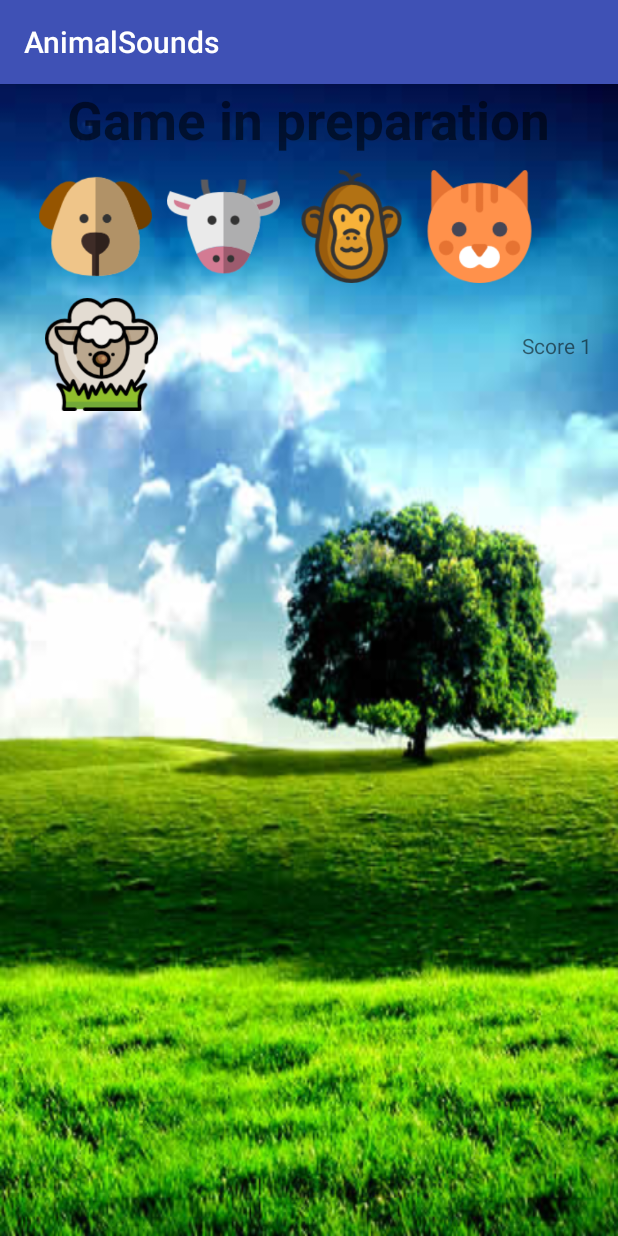
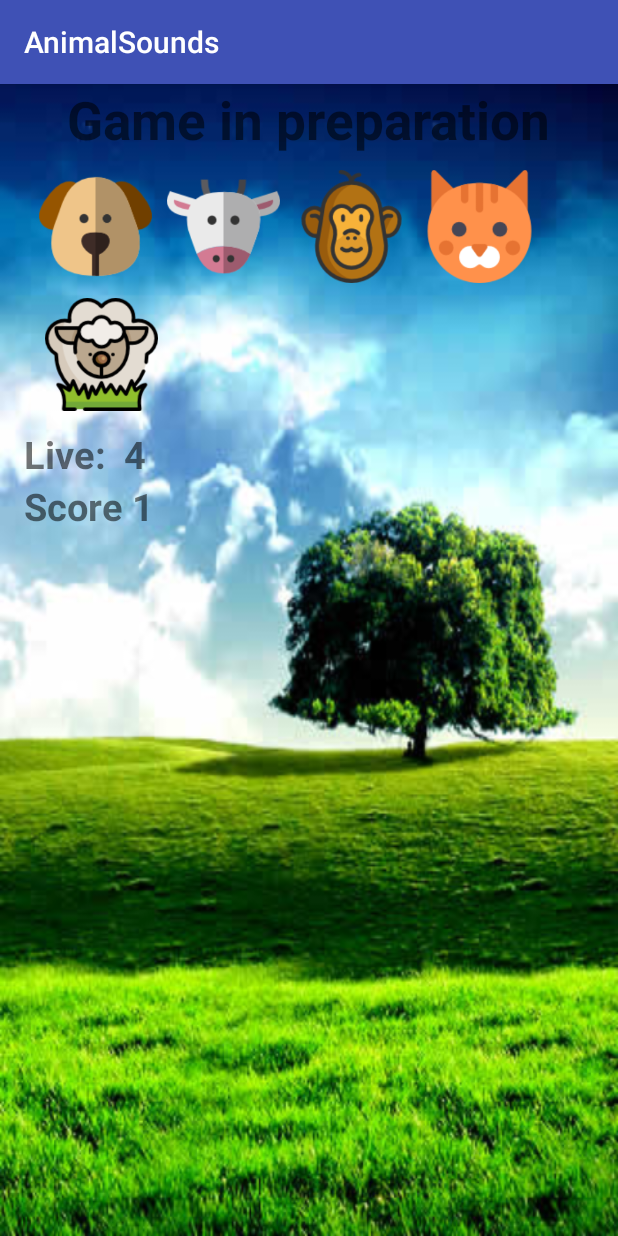
Before and after one commit to Rasti003/Android-Studio, an Android app: the GameActivity screen opened directly, with no data from a screen before it, after a tap on an icon or button, on a phone screen of 412 x 824 dp. Run offline under Robolectric (Android 15) with nearby library versions, the phone set to English and light mode, and no system bars; 1 other tap on this screen came first.

Commit message:
-Add the number of live -Code cleanup

```diff
--- a/AnimalSounds/app/src/main/java/com/example/przem/animalsounds/GameActivity.java
+++ b/AnimalSounds/app/src/main/java/com/example/przem/animalsounds/GameActivity.java
@@ -15,6 +15,7 @@ public class GameActivity extends AppCompatActivity {
     int myScore = 0;       // poczatkowal liczba pkt
     int Num_of_anim = 5; // liczba zwiezat !!! WYMAGA EWDYCJI PO DODANIU ZWIEZAT !!
     int random_animal = 0;
+    int number_of_lives =5;
 
     Button b1;
 
@@ -27,9 +28,12 @@ public class GameActivity extends AppCompatActivity {
         setContentView(R.layout.activity_game);
         b1 = (Button) findViewById(R.id.button_dog);
 
+
+
         popup();   // PO NACISNIECIU OK NSTEPUJE ROZPOCZECIE GRY POPRZEZ ODTWOZENIE DZWIEKU
         random_animal = RandomValue(Num_of_anim);
-        DisplayScore(myScore);       // wywołanie metody wyswietlania zdobytych punktów
+        DisplayScore(myScore,number_of_lives);       // wywołanie metody wyswietlania zdobytych punktów
+
 
     }
 
@@ -58,11 +62,18 @@ public class GameActivity extends AppCompatActivity {
     }
 
 
-    public void DisplayScore(int myScore) {                             // deklaracje metody wyswietlania zdobytych punktów
+    public void DisplayScore(int myScore, int number_of_lives) {                             // deklaracje metody wyswietlania zdobytych punktów
         String message = "Score " + myScore;                    //  twozenie ciagu znakowego
         TextView Score = (TextView) findViewById(R.id.score);  // twozenie Score i odnajdywanie odpowiedniego pola tekstowego
         Score.setText(message);                                 //aktualizacja TextView
+
+        String live_message =  "Live:  " + number_of_lives;
+        TextView live = (TextView) findViewById(R.id.live);  //  funkcja wyswietlajace pozostałe zyca
+        live.setText(live_message);
     }
+
+
+
 
     public int RandomValue(int Num_of_anim) {                   //  deklaracia medtody generowania jednego zwiezecia (losowej liczby) z przedziału liczby zwieząt
         Random generator = new Random();
@@ -70,6 +81,9 @@ public class GameActivity extends AppCompatActivity {
         return r_value;
 
     }
+
+
+
 
     public void DogPlayer() {                                                       // deklaracja metod dla  konkretnych dziwkeów kazdy w osobnej metodzie
         MediaPlayer Player = MediaPlayer.create(this, R.raw.dog);
@@ -132,7 +146,7 @@ public class GameActivity extends AppCompatActivity {
         if (random_animal == 0) {
             AddScore();
         } else {
-            Toast.makeText(getApplicationContext(), "The wrong answer", Toast.LENGTH_SHORT).show();
+           WrongAnwser();
         }
     }
 
@@ -140,7 +154,7 @@ public class GameActivity extends AppCompatActivity {
         if (random_animal == 1) {
             AddScore();
         } else {
-            Toast.makeText(getApplicationContext(), "The wrong answer", Toast.LENGTH_SHORT).show();
+            WrongAnwser();
         }
     }
 
@@ -148,7 +162,7 @@ public class GameActivity extends AppCompatActivity {
         if (random_animal == 2) {
             AddScore();
         } else {
-            Toast.makeText(getApplicationContext(), "The wrong answer", Toast.LENGTH_SHORT).show();
+            WrongAnwser();
         }
     }
 
@@ -156,7 +170,7 @@ public class GameActivity extends AppCompatActivity {
         if (random_animal == 3) {
             AddScore();
         } else {
-            Toast.makeText(getApplicationContext(), "The wrong answer", Toast.LENGTH_SHORT).show();
+            WrongAnwser();
         }
     }
 
@@ -164,7 +178,7 @@ public class GameActivity extends AppCompatActivity {
         if (random_animal == 4) {
             AddScore();
         } else {
-            Toast.makeText(getApplicationContext(), "The wrong answer", Toast.LENGTH_SHORT).show();
+            WrongAnwser();
         }
     }
 
@@ -190,7 +204,16 @@ public class GameActivity extends AppCompatActivity {
 
         }
         myScore = myScore + 1;
-        DisplayScore(myScore);
+        DisplayScore(myScore, number_of_lives);
         random_animal = RandomValue(Num_of_anim);
-        PlaySounds(random_animal); }
+        PlaySounds(random_animal);
+    }
+    public void WrongAnwser(){
+        Toast.makeText(getApplicationContext(), "The wrong answer", Toast.LENGTH_SHORT).show();
+        number_of_lives = number_of_lives -1 ;
+        DisplayScore(myScore, number_of_lives);
+
+    }
+
+
 }
--- a/AnimalSounds/app/src/main/res/layout/activity_game.xml
+++ b/AnimalSounds/app/src/main/res/layout/activity_game.xml
@@ -81,7 +81,17 @@
             android:visibility="visible" />
     </LinearLayout>
 
-        <Button
+    <TextView
+        android:id="@+id/score"
+        android:layout_width="wrap_content"
+        android:layout_height="wrap_content"
+        android:text="@string/score_game"
+        android:textStyle="bold"
+        android:textSize="25dp"
+        android:layout_below="@+id/live"
+        android:layout_alignStart="@+id/live" />
+
+    <Button
             android:id="@+id/button_sheep"
             android:layout_width="75dp"
             android:layout_height="75dp"
@@ -94,15 +104,15 @@
             />
 
     <TextView
-        android:id="@+id/score"
+        android:id="@+id/live"
         android:layout_width="wrap_content"
         android:layout_height="wrap_content"
-        android:layout_alignParentEnd="true"
-        android:layout_alignTop="@+id/button_sheep"
-        android:layout_marginEnd="17dp"
-        android:layout_marginTop="22dp"
-        android:text="@string/score_game" />
-
+        android:layout_marginTop="11dp"
+        android:text="@string/live"
+        android:layout_below="@+id/button_sheep"
+        android:textStyle="bold"
+        android:textSize="25dp"
+        android:layout_alignStart="@+id/linearLayout" />
 
 
 </RelativeLayout>
--- a/AnimalSounds/app/src/main/res/values/strings.xml
+++ b/AnimalSounds/app/src/main/res/values/strings.xml
@@ -4,7 +4,8 @@
     <string name="information_text">push the Animal</string>
     <string name="Dog_button">PLAY DOG SOUNDS</string>
     <string name="SoundGame_text">Game in preparation</string>
-    <string name="score_game">Score</string>
+    <string name="score_game">Score: </string>
+    <string name="live">Live: </string>
     <string name="popup_game_title">Game instructions</string>
     <string name="popup_game_message">Press the animal whose sound you hear</string>
 </resources>
```
